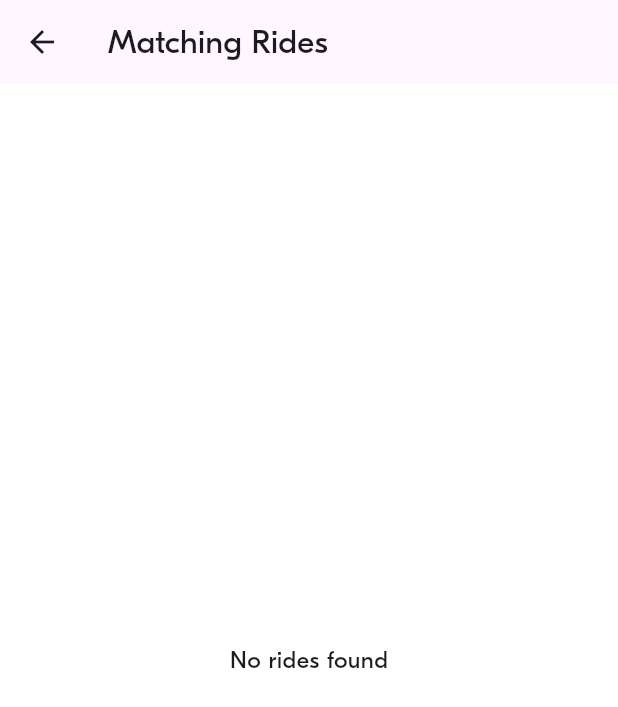
After one commit to Seangsokheng/flutter_week3, a Flutter app: the RidesScreen screen opened directly with sample values from the repository, on a phone screen of 412 x 824 dp. The commit adds this screen. Shown: the top 707 px of the screen. Run offline on Flutter 3.47's test engine with Material 3 defaults, Android fonts, the phone set to English and light mode, and no system bars; our stand-ins replace lucide_icons; project files that could hold a hidden picture were left out.

Commit message:
BLA-007 – Implement a (first draft of) Rides Screen

```diff
--- /dev/null
+++ b/lib/screens/ride_screen/ride_screen.dart
@@ -0,0 +1,51 @@
+import 'package:flutter/material.dart';
+import 'package:week_3_blabla_project/dummy_data/dummy_data.dart';
+import '../../model/ride_pref/ride_pref.dart';
+import '../../theme/theme.dart';
+
+class RidesScreen extends StatelessWidget {
+  final RidePref ridePref;
+
+  const RidesScreen({super.key, required this.ridePref});
+
+  @override
+  Widget build(BuildContext context) {
+    // Filter rides based on selected ride preferences
+    final matchingRides = fakeRides.where((ride) {
+      return ride.departureLocation == ridePref.departure &&
+          ride.arrivalLocation == ridePref.arrival;
+    }).toList();
+    print(matchingRides);
+    print(fakeRides);
+    return Scaffold(
+      appBar: AppBar(
+        title: const Text("Matching Rides"),
+      ),
+      body: matchingRides.isEmpty
+          ? Center(child: Text("No rides found", style: BlaTextStyles.body))
+          : ListView.builder(
+              padding: const EdgeInsets.all(BlaSpacings.m),
+              itemCount: matchingRides.length,
+              itemBuilder: (context, index) {
+                final ride = matchingRides[index];
+                return Card(
+                  shape: RoundedRectangleBorder(
+                    borderRadius: BorderRadius.circular(BlaSpacings.radius),
+                  ),
+                  child: ListTile(
+                    title: Text("Departure: ${ride.departureLocation.name}"),
+                    subtitle: Column(
+                      crossAxisAlignment: CrossAxisAlignment.start,
+                      children: [
+                        Text("Arrival: ${ride.arrivalLocation.name}"),
+                        Text("Time: ${ride.departureDate}"),
+                        Text("Seats Available: ${ride.availableSeats}"),
+                      ],
+                    ),
+                  ),
+                );
+              },
+            ),
+    );
+  }
+}
```
Also changed, not shown: lib/screens/ride_pref/widgets/ride_pref_form.dart (+9 -3 lines).
